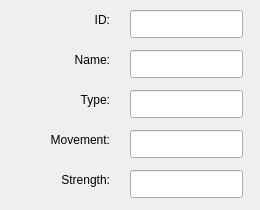
The window that GameDemonstrator/dialogs/GameUnitInfoDialog.ui (raubwuerger/StrategicGameProject) describes before a commit, drawn with Qt 5.
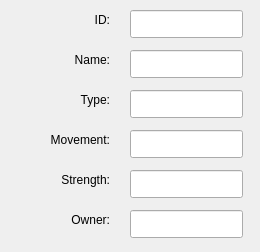
The same window after the commit.

Commit message: Now shows Owner name and color.

Patch:
```diff
--- a/GameDemonstrator/dialogs/GameUnitInfoDialog.ui
+++ b/GameDemonstrator/dialogs/GameUnitInfoDialog.ui
@@ -7,13 +7,13 @@
     <x>0</x>
     <y>0</y>
     <width>260</width>
-    <height>210</height>
+    <height>252</height>
    </rect>
   </property>
   <property name="minimumSize">
    <size>
     <width>260</width>
-    <height>210</height>
+    <height>252</height>
    </size>
   </property>
   <property name="windowTitle">
@@ -149,6 +149,32 @@
     </rect>
    </property>
   </widget>
+  <widget class="QLineEdit" name="lineEditOwner">
+   <property name="geometry">
+    <rect>
+     <x>130</x>
+     <y>210</y>
+     <width>113</width>
+     <height>28</height>
+    </rect>
+   </property>
+  </widget>
+  <widget class="QLabel" name="labelOwnerType">
+   <property name="geometry">
+    <rect>
+     <x>20</x>
+     <y>210</y>
+     <width>90</width>
+     <height>20</height>
+    </rect>
+   </property>
+   <property name="text">
+    <string>Owner:</string>
+   </property>
+   <property name="alignment">
+    <set>Qt::AlignRight|Qt::AlignTrailing|Qt::AlignVCenter</set>
+   </property>
+  </widget>
  </widget>
  <resources/>
  <connections/>
```
The commit also changes 2 other files.
